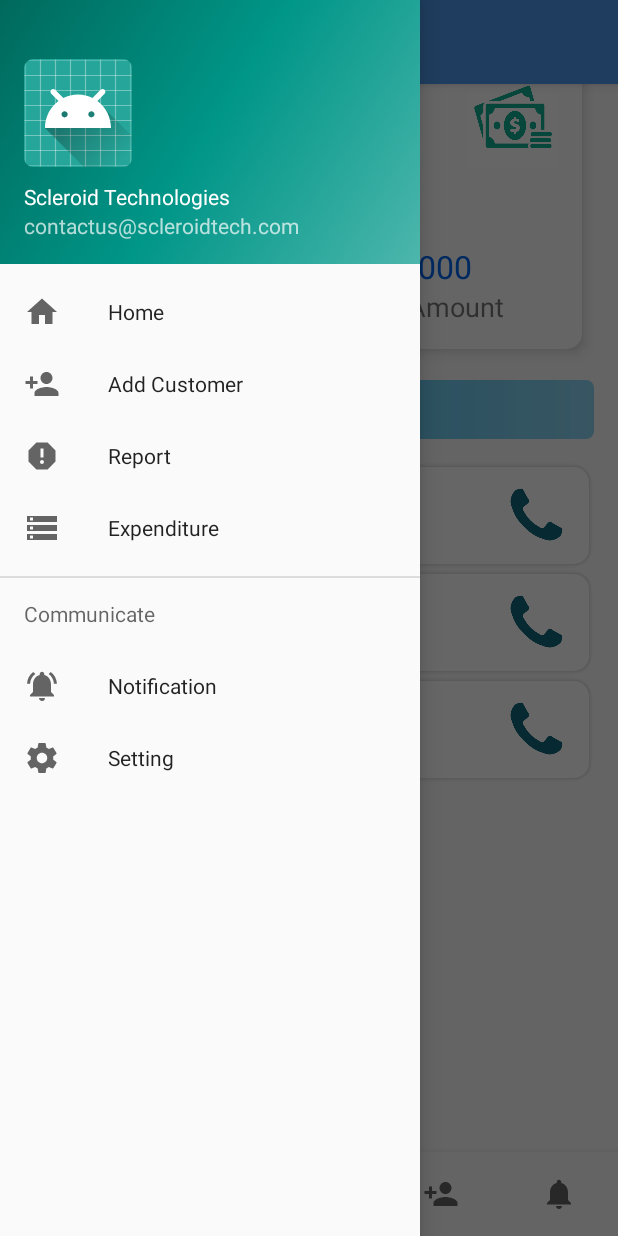
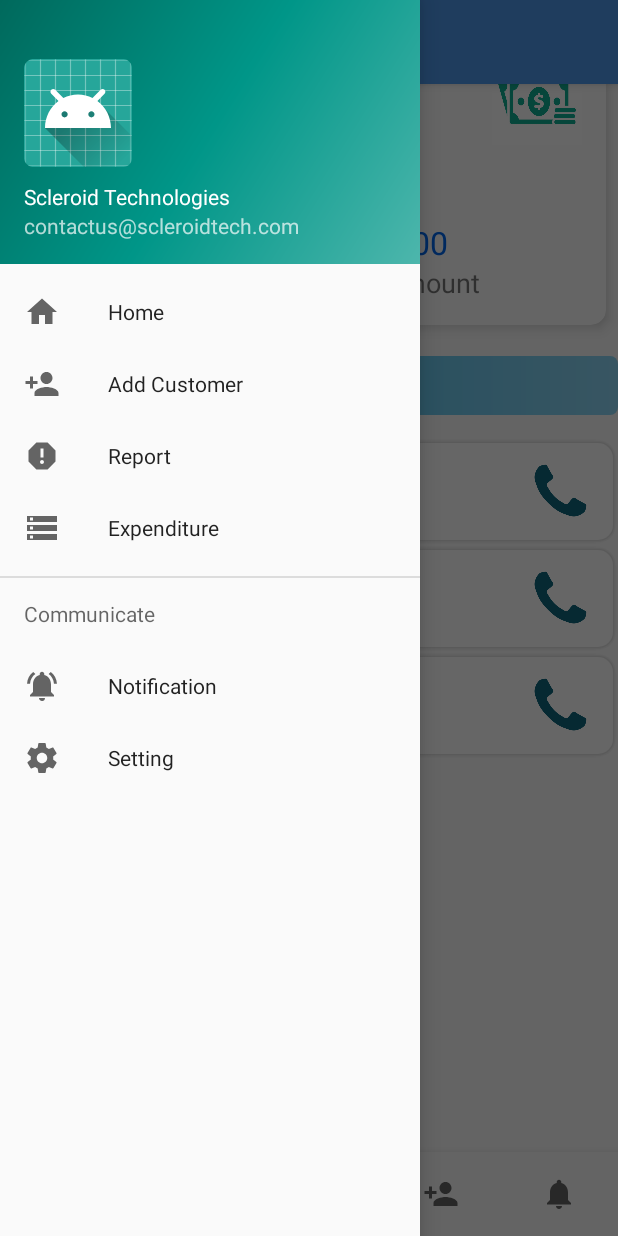
Before and after one commit to ScleroidTech/Financematic, an Android app: the screen it shows after launch (MainActivity), with the side drawer open, on a phone screen of 412 x 824 dp. Run offline under Robolectric (Android 15) with nearby library versions, the phone set to English and light mode, and no system bars; our stand-ins replace Dagger/Hilt's generated code, RxJava, Timber; libraries missing offline, so code that uses them is left out: io.bloco.faker; 1 statement that could not run was skipped.

Commit message:
Making Changes

```diff
--- a/app/src/main/res/drawable/gradient_header_dashboard.xml
+++ b/app/src/main/res/drawable/gradient_header_dashboard.xml
@@ -1,9 +1,14 @@
 <?xml version="1.0" encoding="utf-8"?>
+
 <shape xmlns:android="http://schemas.android.com/apk/res/android">
     <gradient
         android:angle="90"
         android:centerColor="#509fed"
         android:endColor="#4e98ed"
         android:startColor="#00e0e4" />
+    <size
+
+        android:height="100dp" />
+
     <corners android:radius="5dp" />
 </shape>
--- a/app/src/main/res/layout/dashboard.xml
+++ b/app/src/main/res/layout/dashboard.xml
@@ -1,12 +1,8 @@
 <?xml version="1.0" encoding="utf-8"?>
-<merge xmlns:android="http://schemas.android.com/apk/res/android"
 
+<android.support.constraint.ConstraintLayout xmlns:android="http://schemas.android.com/apk/res/android"
     xmlns:app="http://schemas.android.com/apk/res-auto"
     xmlns:tools="http://schemas.android.com/tools"
-    android:layout_width="match_parent"
-    android:layout_height="match_parent">
-
-    <android.support.constraint.ConstraintLayout
     android:id="@+id/container"
     android:layout_width="match_parent"
     android:layout_height="match_parent"
@@ -23,24 +19,16 @@
             android:orientation="vertical">
 
 
-                <LinearLayout
-                    android:layout_width="match_parent"
-                    android:layout_height="wrap_content"
-
-
-                    android:orientation="vertical"
-                    android:padding="16dp">
-
             <android.support.v7.widget.CardView
                 android:id="@+id/android_card_view_example"
                 android:layout_width="match_parent"
-
                 android:layout_height="wrap_content"
 
                 app:cardBackgroundColor="@color/color_white"
                 app:cardCornerRadius="10dp"
                 app:cardElevation="5dp"
                 app:cardUseCompatPadding="true"
+                app:padding="16dp"
 
                 >
 
@@ -152,6 +140,7 @@
                 </RelativeLayout>
 
             </android.support.v7.widget.CardView>
+
             <!--  <android.support.v7.widget.CardView
                   android:id="@+id/android_card_view_example1"
                   android:layout_width="match_parent"
@@ -242,9 +231,7 @@
             </RelativeLayout>
 
         </LinearLayout>
-            </LinearLayout>
+
     </ScrollView>
 
 </android.support.constraint.ConstraintLayout>
-
-</merge>
```
Lines whose indentation alone changed are shown as unchanged.
